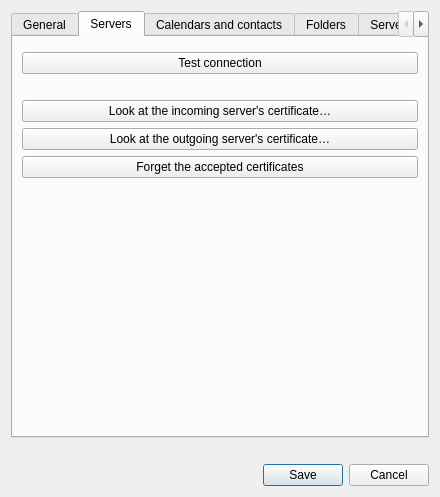
The window that src/chrono_mail/ui/forms/account_edit.ui (rob-vandenberg/chrono-mail) describes before a commit, drawn with Qt 5.
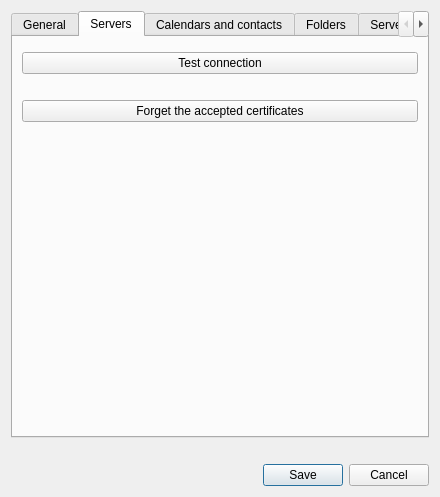
The same window after the commit. The open tabs and pages were chosen to show the change.

Commit message: A certificate that cannot be verified asks at once in a Verify certificate window, and Security offers TLS without the certificate check

```diff
--- a/src/chrono_mail/ui/forms/account_edit.ui
+++ b/src/chrono_mail/ui/forms/account_edit.ui
@@ -140,20 +140,6 @@
          </property>
         </widget>
        </item>
-       <item>
-        <widget class="QPushButton" name="incomingCertificate">
-         <property name="text">
-          <string>Look at the incoming server's certificate…</string>
-         </property>
-        </widget>
-       </item>
-       <item>
-        <widget class="QPushButton" name="outgoingCertificate">
-         <property name="text">
-          <string>Look at the outgoing server's certificate…</string>
-         </property>
-        </widget>
-       </item>
        <item>
         <widget class="QPushButton" name="forgetCertificates">
          <property name="text">
```
Left out of the diff: 7 changed lines with no effect on the pictures. The commit also changes 40 other files.
